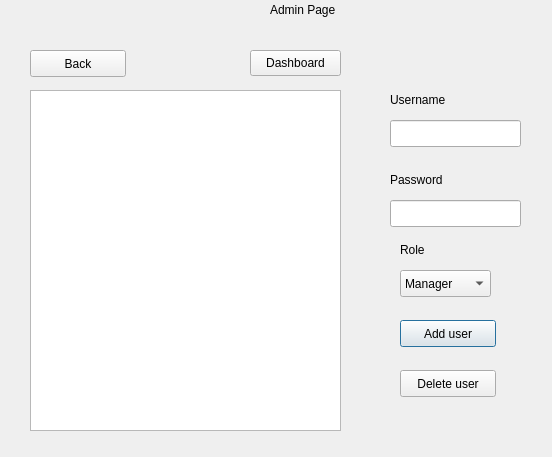
Above: adminpage.ui from YUSIFABOOD/Inventory before the change. Below: the same form after it.
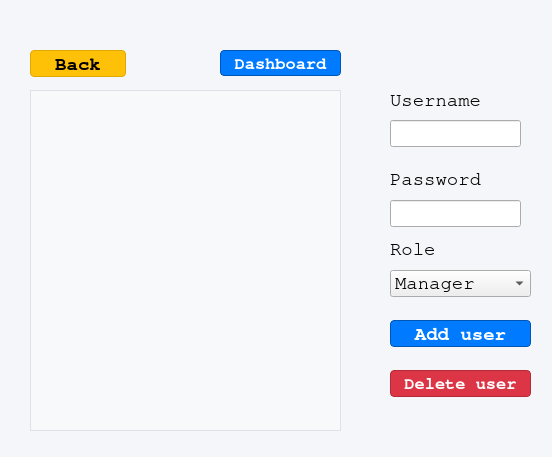
That is the form after the change.

What changed in the file:
```diff
--- a/adminpage.ui
+++ b/adminpage.ui
@@ -13,19 +13,15 @@
   <property name="windowTitle">
    <string>Admin page</string>
   </property>
-  <widget class="QLabel" name="label">
-   <property name="geometry">
-    <rect>
-     <x>270</x>
-     <y>0</y>
-     <width>91</width>
-     <height>19</height>
-    </rect>
-   </property>
-   <property name="text">
-    <string>Admin Page</string>
-   </property>
-  </widget>
+  <property name="styleSheet">
+   <string notr="true">QDialog {
+    background-color: #f4f6f9;   /* Soft light gray */
+    color: #212529;              /* Neutral dark text */
+    font-family: &quot;Segoe UI&quot;, sans-serif;
+    font-size: 13px;
+}
+</string>
+  </property>
   <widget class="QLineEdit" name="addNameBox">
    <property name="geometry">
     <rect>
@@ -49,12 +45,38 @@
   <widget class="QPushButton" name="addUserButton">
    <property name="geometry">
     <rect>
-     <x>400</x>
+     <x>390</x>
      <y>320</y>
-     <width>96</width>
+     <width>141</width>
      <height>27</height>
     </rect>
    </property>
+   <property name="font">
+    <font>
+     <family>Nimbus Mono PS</family>
+     <pointsize>14</pointsize>
+     <bold>true</bold>
+    </font>
+   </property>
+   <property name="styleSheet">
+    <string notr="true">QPushButton#addUserButton {
+  background-color: #007BFF;    /* Bootstrap’s primary blue */
+  color: white;                 /* White text */
+  border-style: solid;
+  border-width: 1px;
+  border-color: #0056b3;        /* Slightly darker blue border */
+  border-radius: 4px;
+  padding: 6px 12px;
+  font-weight: bold;
+}
+QPushButton#addUserButton:hover {
+  background-color: #0056b3;    /* Darker on hover */
+}
+QPushButton#addUserButton:pressed {
+  background-color: #004085;    /* Even darker when pressed */
+}
+</string>
+   </property>
    <property name="text">
     <string>Add user</string>
    </property>
@@ -64,10 +86,16 @@
     <rect>
      <x>390</x>
      <y>170</y>
-     <width>70</width>
+     <width>101</width>
      <height>19</height>
     </rect>
    </property>
+   <property name="font">
+    <font>
+     <family>Nimbus Mono PS</family>
+     <pointsize>14</pointsize>
+    </font>
+   </property>
    <property name="text">
     <string>Password</string>
    </property>
@@ -77,10 +105,16 @@
     <rect>
      <x>390</x>
      <y>90</y>
-     <width>81</width>
+     <width>101</width>
      <height>20</height>
     </rect>
    </property>
+   <property name="font">
+    <font>
+     <family>Nimbus Mono PS</family>
+     <pointsize>14</pointsize>
+    </font>
+   </property>
    <property name="text">
     <string>Username</string>
    </property>
@@ -94,6 +128,44 @@
      <height>341</height>
     </rect>
    </property>
+   <property name="styleSheet">
+    <string notr="true">QTableWidget {
+    background-color: #f8f9fa;           /* Light background */
+    gridline-color: #dee2e6;             /* Soft grid lines */
+    border: 1px solid #dee2e6;           /* Light outer border */
+    font: 13px &quot;Segoe UI&quot;, sans-serif;   /* Modern font */
+    selection-background-color: #007BFF; /* Blue highlight */
+    selection-color: white;              /* White text on selection */
+    alternate-background-color: #eef1f4; /* Alternate row color */
+}
+
+QHeaderView::section {
+    background-color: #343a40;           /* Dark header background */
+    color: white;                        /* White header text */
+    padding: 8px;
+    border: 1px solid #dee2e6;
+    font-weight: bold;
+}
+
+QTableWidget::item {
+    padding: 6px;
+}
+
+QTableWidget::item:selected {
+    background-color: #007BFF;           /* Blue highlight */
+    color: white;
+}
+
+QTableCornerButton::section {
+    background-color: #343a40;           /* Match header color */
+    border: 1px solid #dee2e6;
+}
+
+QTableWidget::item:hover {
+    background-color: #e2e6ea;           /* Slight hover effect */
+}
+</string>
+   </property>
   </widget>
   <widget class="QPushButton" name="adminBack">
    <property name="geometry">
@@ -104,6 +176,32 @@
      <height>27</height>
     </rect>
    </property>
+   <property name="font">
+    <font>
+     <family>Nimbus Mono PS</family>
+     <pointsize>14</pointsize>
+     <bold>true</bold>
+    </font>
+   </property>
+   <property name="styleSheet">
+    <string notr="true">QPushButton#adminBack {
+  background-color: #FFC107;    /* Bootstrap warning yellow */
+  color: black;                 /* Dark text for contrast */
+  border-style: solid;
+  border-width: 1px;
+  border-color: #e0a800;        /* Slightly darker yellow border */
+  border-radius: 4px;
+  padding: 6px 12px;
+  font-weight: bold;
+}
+QPushButton#adminBack:hover {
+  background-color: #e0a800;    /* Darker on hover */
+}
+QPushButton#adminBack:pressed {
+  background-color: #c69500;    /* Even darker when pressed */
+}
+</string>
+   </property>
    <property name="text">
     <string>Back</string>
    </property>
@@ -111,12 +209,38 @@
   <widget class="QPushButton" name="userDeleteButton">
    <property name="geometry">
     <rect>
-     <x>400</x>
+     <x>390</x>
      <y>370</y>
-     <width>96</width>
+     <width>141</width>
      <height>27</height>
     </rect>
    </property>
+   <property name="font">
+    <font>
+     <family>Nimbus Mono PS</family>
+     <pointsize>13</pointsize>
+     <bold>true</bold>
+    </font>
+   </property>
+   <property name="styleSheet">
+    <string notr="true">QPushButton#userDeleteButton {
+  background-color: #DC3545;    /* Bootstrap’s danger red */
+  color: white;                 /* White text */
+  border-style: solid;
+  border-width: 1px;
+  border-color: #b52a37;        /* Slightly darker red border */
+  border-radius: 4px;
+  padding: 6px 12px;
+  font-weight: bold;
+}
+QPushButton#userDeleteButton:hover {
+  background-color: #b52a37;    /* Darker on hover */
+}
+QPushButton#userDeleteButton:pressed {
+  background-color: #891f2a;    /* Even darker when pressed */
+}
+</string>
+   </property>
    <property name="text">
     <string>Delete user</string>
    </property>
@@ -124,12 +248,18 @@
   <widget class="QComboBox" name="roleBox">
    <property name="geometry">
     <rect>
-     <x>400</x>
+     <x>390</x>
      <y>270</y>
-     <width>91</width>
+     <width>141</width>
      <height>27</height>
     </rect>
    </property>
+   <property name="font">
+    <font>
+     <family>Nimbus Mono PS</family>
+     <pointsize>14</pointsize>
+    </font>
+   </property>
    <item>
     <property name="text">
      <string>Manager</string>
@@ -144,12 +274,18 @@
   <widget class="QLabel" name="label_4">
    <property name="geometry">
     <rect>
-     <x>400</x>
+     <x>390</x>
      <y>240</y>
      <width>70</width>
      <height>19</height>
     </rect>
    </property>
+   <property name="font">
+    <font>
+     <family>Nimbus Mono PS</family>
+     <pointsize>14</pointsize>
+    </font>
+   </property>
    <property name="text">
     <string>Role</string>
    </property>
@@ -157,12 +293,38 @@
   <widget class="QPushButton" name="Dashboard">
    <property name="geometry">
     <rect>
-     <x>250</x>
+     <x>220</x>
      <y>50</y>
-     <width>91</width>
+     <width>121</width>
      <height>26</height>
     </rect>
    </property>
+   <property name="font">
+    <font>
+     <family>Nimbus Mono PS</family>
+     <pointsize>13</pointsize>
+     <bold>true</bold>
+    </font>
+   </property>
+   <property name="styleSheet">
+    <string notr="true">QPushButton#Dashboard {
+  background-color: #007BFF;    /* Bootstrap’s primary blue */
+  color: white;                 /* White text */
+  border-style: solid;
+  border-width: 1px;
+  border-color: #0056b3;        /* Slightly darker blue border */
+  border-radius: 4px;
+  padding: 6px 12px;
+  font-weight: bold;
+}
+QPushButton#addUserButton:Dashboard {
+  background-color: #0056b3;    /* Darker on hover */
+}
+QPushButton#addUserButton:Dashboard {
+  background-color: #004085;    /* Even darker when pressed */
+}
+</string>
+   </property>
    <property name="text">
     <string>Dashboard</string>
    </property>
```
Left out of the diff: 12 changed lines with no effect on the pictures.
